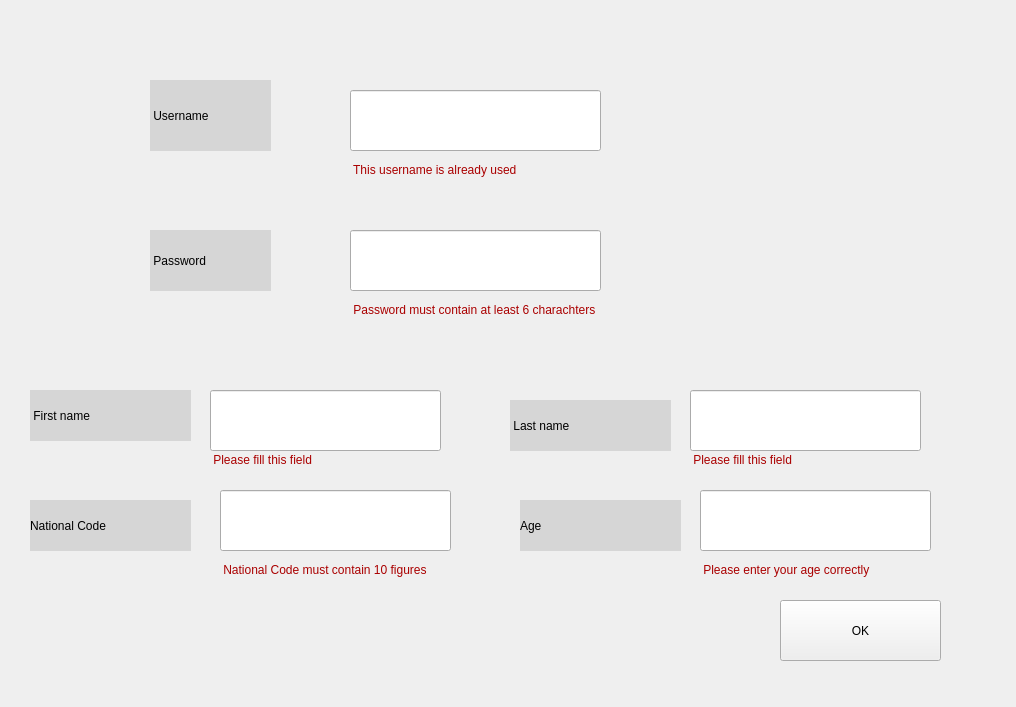
a-HA7-z/UIAP_Final, file UIAP_Final/adminsignup.ui: the form before one commit.
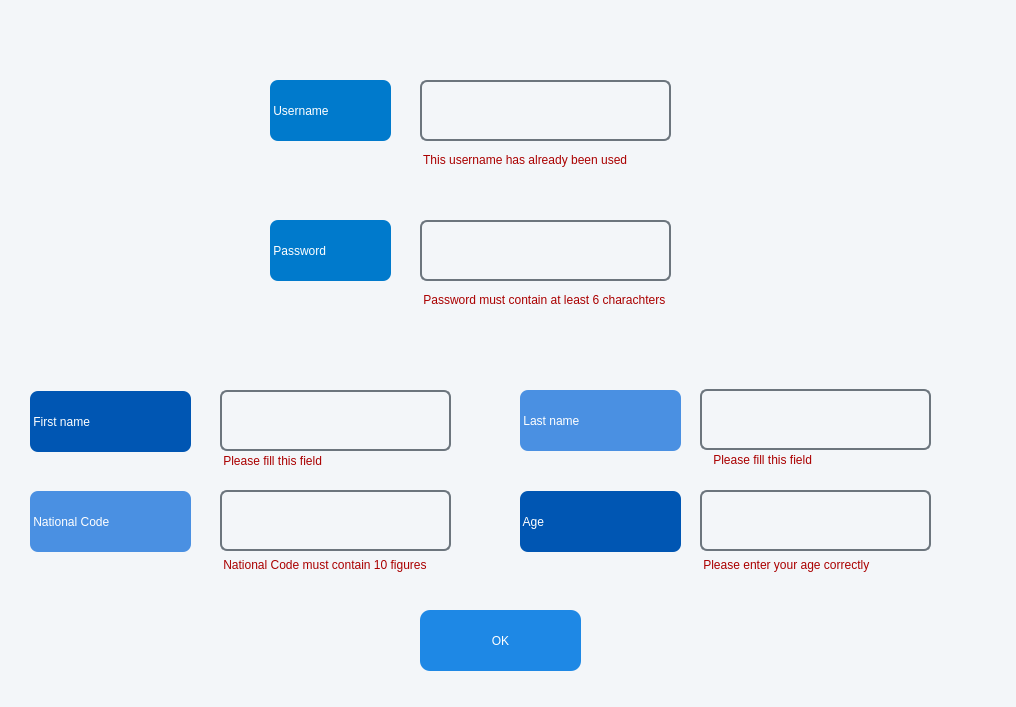
The form after the commit.

What changed in the file:
```diff
--- a/UIAP_Final/adminsignup.ui
+++ b/UIAP_Final/adminsignup.ui
@@ -13,25 +13,38 @@
   <property name="windowTitle">
    <string>Form</string>
   </property>
+  <property name="styleSheet">
+   <string notr="true">background-color: rgb(243, 246, 249);</string>
+  </property>
   <widget class="QLineEdit" name="FName">
    <property name="geometry">
     <rect>
-     <x>210</x>
+     <x>220</x>
      <y>390</y>
      <width>231</width>
      <height>61</height>
     </rect>
    </property>
+   <property name="styleSheet">
+    <string notr="true">border-radius: 7px;
+border: 2px solid  rgb(108, 117, 125);
+color: rgb(0, 0, 0);</string>
+   </property>
   </widget>
   <widget class="QLineEdit" name="LName">
    <property name="geometry">
     <rect>
-     <x>690</x>
-     <y>390</y>
+     <x>700</x>
+     <y>389</y>
      <width>231</width>
      <height>61</height>
     </rect>
    </property>
+   <property name="styleSheet">
+    <string notr="true">border-radius: 7px;
+border: 2px solid  rgb(108, 117, 125);
+color: rgb(0, 0, 0);</string>
+   </property>
   </widget>
   <widget class="QLineEdit" name="NationalCode">
    <property name="geometry">
@@ -42,6 +55,11 @@
      <height>61</height>
     </rect>
    </property>
+   <property name="styleSheet">
+    <string notr="true">border-radius: 7px;
+border: 2px solid  rgb(108, 117, 125);
+color: rgb(0, 0, 0);</string>
+   </property>
   </widget>
   <widget class="QLineEdit" name="Age">
    <property name="geometry">
@@ -52,19 +70,25 @@
      <height>61</height>
     </rect>
    </property>
+   <property name="styleSheet">
+    <string notr="true">border-radius: 7px;
+border: 2px solid  rgb(108, 117, 125);
+color: rgb(0, 0, 0);</string>
+   </property>
   </widget>
   <widget class="QLabel" name="label">
    <property name="geometry">
     <rect>
      <x>30</x>
-     <y>390</y>
+     <y>391</y>
      <width>161</width>
-     <height>51</height>
+     <height>61</height>
     </rect>
    </property>
    <property name="styleSheet">
-    <string notr="true">background-color: rgb(214, 214, 214);
-color: rgb(0, 0, 0);</string>
+    <string notr="true">background-color: rgb(0, 86, 179); 
+color: rgb(255, 255, 255);
+border-radius: 8px;</string>
    </property>
    <property name="text">
     <string> First name</string>
@@ -73,15 +97,16 @@
   <widget class="QLabel" name="label_2">
    <property name="geometry">
     <rect>
-     <x>510</x>
-     <y>400</y>
+     <x>520</x>
+     <y>390</y>
      <width>161</width>
-     <height>51</height>
+     <height>61</height>
     </rect>
    </property>
    <property name="styleSheet">
-    <string notr="true">background-color: rgb(214, 214, 214);
-color: rgb(0, 0, 0);</string>
+    <string notr="true">background-color: rgb(74, 144, 226);
+color: rgb(255, 255, 255);
+border-radius: 8px;</string>
    </property>
    <property name="text">
     <string> Last name</string>
@@ -91,48 +116,51 @@
    <property name="geometry">
     <rect>
      <x>520</x>
-     <y>500</y>
+     <y>491</y>
      <width>161</width>
-     <height>51</height>
+     <height>61</height>
     </rect>
    </property>
    <property name="styleSheet">
-    <string notr="true">background-color: rgb(214, 214, 214);
-color: rgb(0, 0, 0);</string>
+    <string notr="true">background-color: rgb(0, 86, 179); 
+color: rgb(255, 255, 255);
+border-radius: 8px;</string>
    </property>
    <property name="text">
-    <string>Age</string>
+    <string> Age</string>
    </property>
   </widget>
   <widget class="QLabel" name="label_4">
    <property name="geometry">
     <rect>
      <x>30</x>
-     <y>500</y>
+     <y>491</y>
      <width>161</width>
-     <height>51</height>
+     <height>61</height>
     </rect>
    </property>
    <property name="styleSheet">
-    <string notr="true">background-color: rgb(214, 214, 214);
-color: rgb(0, 0, 0);</string>
+    <string notr="true">background-color: rgb(74, 144, 226);
+color: rgb(255, 255, 255);
+border-radius: 8px;</string>
    </property>
    <property name="text">
-    <string>National Code</string>
+    <string> National Code</string>
    </property>
   </widget>
   <widget class="QLabel" name="label_5">
    <property name="geometry">
     <rect>
-     <x>150</x>
+     <x>270</x>
      <y>80</y>
      <width>121</width>
-     <height>71</height>
+     <height>61</height>
     </rect>
    </property>
    <property name="styleSheet">
-    <string notr="true">background-color: rgb(214, 214, 214);
-color: rgb(0, 0, 0);</string>
+    <string notr="true">background-color: rgb(0, 122, 204);
+color: rgb(255, 255, 255);
+border-radius: 8px;</string>
    </property>
    <property name="text">
     <string> Username</string>
@@ -141,15 +169,16 @@
   <widget class="QLabel" name="label_6">
    <property name="geometry">
     <rect>
-     <x>150</x>
-     <y>230</y>
+     <x>270</x>
+     <y>220</y>
      <width>121</width>
      <height>61</height>
     </rect>
    </property>
    <property name="styleSheet">
-    <string notr="true">background-color: rgb(214, 214, 214);
-color: rgb(0, 0, 0);</string>
+    <string notr="true">background-color: rgb(0, 122, 204);
+color: rgb(255, 255, 255);
+border-radius: 8px;</string>
    </property>
    <property name="text">
     <string> Password</string>
@@ -158,29 +187,39 @@
   <widget class="QLineEdit" name="Username">
    <property name="geometry">
     <rect>
-     <x>350</x>
-     <y>90</y>
+     <x>420</x>
+     <y>80</y>
      <width>251</width>
      <height>61</height>
     </rect>
    </property>
+   <property name="styleSheet">
+    <string notr="true">border-radius: 7px;
+color: rgb(0, 0, 0);
+border: 2px solid  rgb(108, 117, 125);</string>
+   </property>
   </widget>
   <widget class="QLineEdit" name="Password">
    <property name="geometry">
     <rect>
-     <x>350</x>
-     <y>230</y>
+     <x>420</x>
+     <y>220</y>
      <width>251</width>
      <height>61</height>
     </rect>
    </property>
+   <property name="styleSheet">
+    <string notr="true">border-radius: 7px;
+border: 2px solid  rgb(108, 117, 125);
+color: rgb(0, 0, 0);</string>
+   </property>
   </widget>
   <widget class="QLabel" name="ErrorUsername">
    <property name="geometry">
     <rect>
-     <x>350</x>
-     <y>160</y>
-     <width>251</width>
+     <x>420</x>
+     <y>150</y>
+     <width>261</width>
      <height>20</height>
     </rect>
    </property>
@@ -188,18 +227,24 @@
     <string notr="true">color: rgb(170, 0, 0);</string>
    </property>
    <property name="text">
-    <string> This username is already used</string>
+    <string> This username has already been used</string>
    </property>
   </widget>
   <widget class="QPushButton" name="pushButton">
    <property name="geometry">
     <rect>
-     <x>780</x>
-     <y>600</y>
+     <x>420</x>
+     <y>610</y>
      <width>161</width>
      <height>61</height>
     </rect>
    </property>
+   <property name="styleSheet">
+    <string notr="true">color: rgb(255, 255, 255);
+font: 12pt &quot;Calibri&quot;;
+border-radius: 10px;
+background-color: rgb(30, 136, 229);</string>
+   </property>
    <property name="text">
     <string>OK</string>
    </property>
@@ -208,7 +253,7 @@
    <property name="geometry">
     <rect>
      <x>700</x>
-     <y>560</y>
+     <y>555</y>
      <width>231</width>
      <height>20</height>
     </rect>
@@ -224,7 +269,7 @@
    <property name="geometry">
     <rect>
      <x>220</x>
-     <y>560</y>
+     <y>555</y>
      <width>271</width>
      <height>20</height>
     </rect>
@@ -239,8 +284,8 @@
   <widget class="QLabel" name="FNameErrorLabel">
    <property name="geometry">
     <rect>
-     <x>210</x>
-     <y>450</y>
+     <x>220</x>
+     <y>451</y>
      <width>231</width>
      <height>20</height>
     </rect>
@@ -255,7 +300,7 @@
   <widget class="QLabel" name="LNameErrorLabel">
    <property name="geometry">
     <rect>
-     <x>690</x>
+     <x>710</x>
      <y>450</y>
      <width>231</width>
      <height>20</height>
@@ -271,8 +316,8 @@
   <widget class="QLabel" name="PasswordErrorLabel">
    <property name="geometry">
     <rect>
-     <x>350</x>
-     <y>300</y>
+     <x>420</x>
+     <y>290</y>
      <width>311</width>
      <height>20</height>
     </rect>
```
